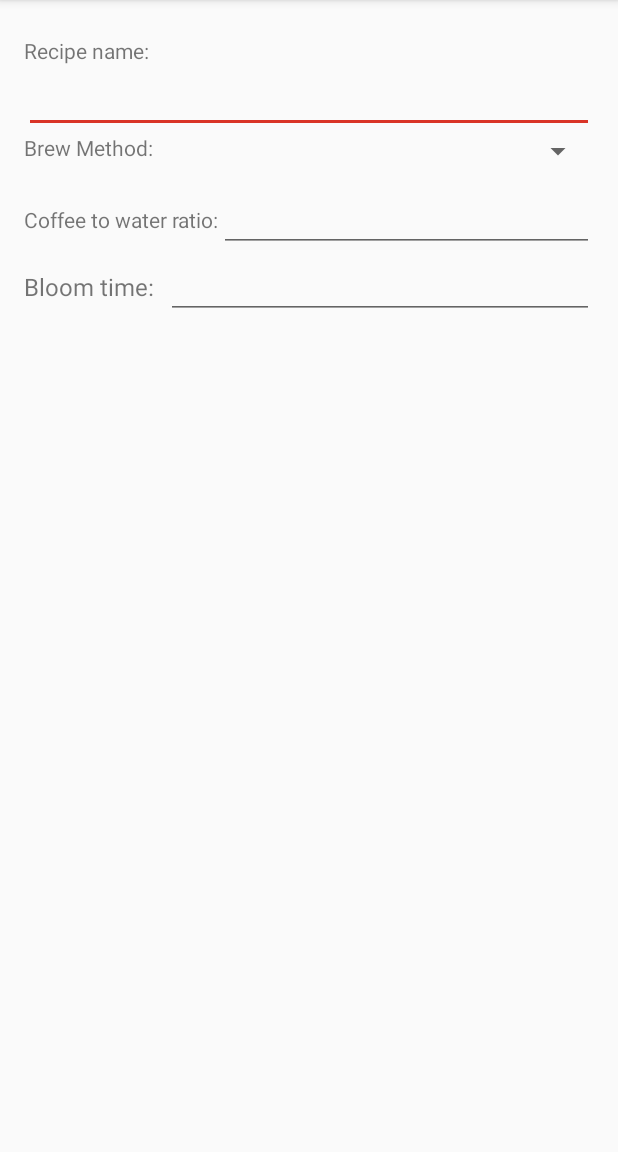
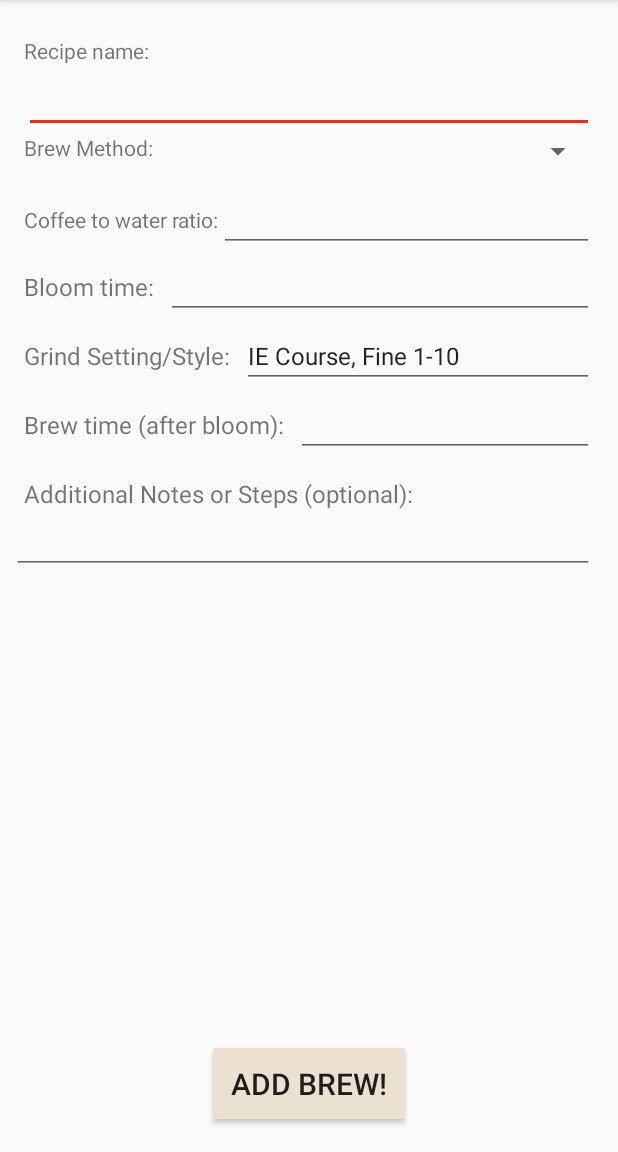
Before and after one commit to PeterEpsteen/CoffeeJournal, an Android app: the screen it shows after launch (AddBrew), after a tap on an icon or button, on a phone screen of 412 x 824 dp, the part 84-1236 px from its top. Run offline under Robolectric (Android 15) with nearby library versions, the phone set to English and light mode, and no system bars.

Commit message:
Still need to add brew

```diff
--- a/app/src/main/java/com/example/peter/coffeejournal/AddBrew.java
+++ b/app/src/main/java/com/example/peter/coffeejournal/AddBrew.java
@@ -2,12 +2,55 @@ package com.example.peter.coffeejournal;
 
 import android.support.v7.app.AppCompatActivity;
 import android.os.Bundle;
+import android.view.View;
+import android.widget.Button;
+import android.widget.EditText;
+import android.widget.Spinner;
 
-public class AddBrew extends AppCompatActivity {
+public class AddBrew extends AppCompatActivity implements View.OnClickListener {
+
+    BrewRecipe br;
+    String name, brewMethod, grind, notes;
+    int ratio, brewTime, bloomTime, icon;
+    DBOperator db;
 
     @Override
     protected void onCreate(Bundle savedInstanceState) {
+        //create brewRecipe
+        //Add to DB
+
         super.onCreate(savedInstanceState);
         setContentView(R.layout.activity_add_brew);
+
+        Button btn = findViewById(R.id.add_brew_button);
+        btn.setOnClickListener(this);
+    }
+
+    @Override
+    public void onClick(View v) {
+        EditText nameEdit = (EditText) findViewById(R.id.recipe_name_edit);
+        name = nameEdit.getText().toString();
+        Spinner brewMethodEdit = (Spinner) findViewById(R.id.brew_method_spinner);
+        //Get spinner Value
+        EditText grindEdit = (EditText) findViewById(R.id.grind_edit);
+        grind = grindEdit.getText().toString();
+        EditText notesEdit = (EditText) findViewById(R.id.notes_edit);
+        notes = notesEdit.getText().toString();
+        EditText ratioEdit = (EditText) findViewById(R.id.ratio_edit);
+        ratio =Integer.parseInt(ratioEdit.getText().toString());
+        EditText brewTimeEdit = (EditText) findViewById(R.id.brew_time_edit);
+        brewTime =Integer.parseInt(brewTimeEdit.getText().toString());
+        EditText bloomTimeEdit = (EditText) findViewById(R.id.bloom_time_edit);
+        bloomTime = Integer.parseInt(bloomTimeEdit.getText().toString());
+
+        br = new BrewRecipe(name, brewMethod, grind, notes, ratio, brewTime, bloomTime);
+        db = new DBOperator(this);
+        db.insert(br);
+
+
+
+
+        //TODO
+        // Keep getting info from settings, create a brew recipe then add to db
     }
 }
--- a/app/src/main/java/com/example/peter/coffeejournal/DBOperator.java
+++ b/app/src/main/java/com/example/peter/coffeejournal/DBOperator.java
@@ -41,11 +41,11 @@ public class DBOperator extends SQLiteOpenHelper {
 
 
 
-    private static final String CREATE_BREW_TABLE = "create table " + BREW_TABLE_NAME + " ( " + ID + " INTEGER PRIMARY KEY AUTOINCREMENT, " + NAME + " TEXT, " + BREW_METHOD + " TEXT, " +
+    private static final String CREATE_BREW_TABLE = "create table if not exists " + BREW_TABLE_NAME + " ( " + ID + " INTEGER PRIMARY KEY AUTOINCREMENT, " + NAME + " TEXT, " + BREW_METHOD + " TEXT, " +
             RATIO + " REAL, " + NOTES + " TEXT, " + GRIND + " TEXT, " + BLOOM_TIME + " INTEGER, " + BREW_TIME + " INTEGER, " + TEMP + " INTEGER)";
-    private static final String CREATE_ROAST_TABLE = "create table " + ROAST_TABLE_NAME + " ( " + ID + " INTEGER PRIMARY KEY AUTOINCREMENT, " + NAME + " TEXT, " + DATE + " TEXT)";
-    private static final String CREATE_BEANS_TABLE = "create table " + BEANS_TABLE_NAME + " ( " + NAME + " TEXT PRIMARY KEY, " + ID + " INTEGER, " + AMOUNT + " REAL, " + MEASUREMENT + " TEXT)";
-    private static final String CREATE_ROAST_STEPS_TABLE = "create table " + ROAST_STEPS_TABLE_NAME + " ( " + ID + " INTEGER PRIMARY KEY AUTOINCREMENT, " + STEP_NUMBER + " " +
+    private static final String CREATE_ROAST_TABLE = "create table if not exists " + ROAST_TABLE_NAME + " ( " + ID + " INTEGER PRIMARY KEY AUTOINCREMENT, " + NAME + " TEXT, " + DATE + " TEXT)";
+    private static final String CREATE_BEANS_TABLE = "create table if not exists " + BEANS_TABLE_NAME + " ( " + NAME + " TEXT PRIMARY KEY, " + ID + " INTEGER, " + AMOUNT + " REAL, " + MEASUREMENT + " TEXT)";
+    private static final String CREATE_ROAST_STEPS_TABLE = "create table if not exists " + ROAST_STEPS_TABLE_NAME + " ( " + ID + " INTEGER PRIMARY KEY AUTOINCREMENT, " + STEP_NUMBER + " " +
             "INTEGER, " + ROAST_ID + " INTEGER, " + TEMP + " INTEGER, " + NOTES + " TEXT)";
 
 
@@ -137,9 +137,20 @@ public class DBOperator extends SQLiteOpenHelper {
 
     /*TODO : make adding data functional*/
 
-    public boolean addData(String data) {
+    public long insert(BrewRecipe br) {
         SQLiteDatabase db = this.getWritableDatabase();
-        return false;
+        ContentValues cv = new ContentValues();
+        cv.put(NAME, br.getName());
+        cv.put(BREW_METHOD, br.getBrewMethod());
+        cv.put(RATIO, br.getRatio());
+        cv.put(NOTES, br.getNotes());
+        cv.put(GRIND, br.getGrind());
+        cv.put(BLOOM_TIME, br.getBloomTime());
+        cv.put(BREW_TIME, br.getBrewTime());
+        cv.put(TEMP, "200");  //NOT SURE
+        return db.insert(BREW_TABLE_NAME, null, cv);
+
+
     }
 
     public ArrayList<BrewRecipe> getBrewRecipes() {
--- a/app/src/main/res/layout/activity_add_brew.xml
+++ b/app/src/main/res/layout/activity_add_brew.xml
@@ -85,6 +85,88 @@
         android:layout_marginLeft="8dp"
         android:textSize="16dp"/>
 
+    <TextView
+        android:layout_width="wrap_content"
+        android:layout_height="wrap_content"
+        android:text="Grind Setting/Style:"
+        app:layout_constraintLeft_toLeftOf="parent"
+        app:layout_constraintTop_toBottomOf="@id/bloom_time_tv"
+        android:layout_marginTop="24dp"
+        android:layout_marginLeft="16dp"
+        android:id="@+id/grind_tv"
+        android:textSize="16sp"
+        />
+
+    <EditText
+        android:layout_width="0dp"
+        android:layout_height="wrap_content"
+        app:layout_constraintLeft_toRightOf="@+id/grind_tv"
+        app:layout_constraintBaseline_toBaselineOf="@+id/grind_tv"
+        android:id="@+id/grind_edit"
+        android:text="IE Course, Fine 1-10"
+        app:layout_constraintRight_toRightOf="parent"
+        android:layout_marginRight="16dp"
+        android:layout_marginLeft="8dp"
+        android:textSize="16dp"/>
+    <TextView
+        android:layout_width="wrap_content"
+        android:layout_height="wrap_content"
+        android:text="Brew time (after bloom):"
+        app:layout_constraintLeft_toLeftOf="parent"
+        app:layout_constraintTop_toBottomOf="@id/grind_tv"
+        android:layout_marginTop="24dp"
+        android:layout_marginLeft="16dp"
+        android:id="@+id/brew_time_tv"
+        android:textSize="16sp"
+        />
+
+    <EditText
+        android:layout_width="0dp"
+        android:layout_height="wrap_content"
+        app:layout_constraintLeft_toRightOf="@+id/brew_time_tv"
+        app:layout_constraintBaseline_toBaselineOf="@+id/brew_time_tv"
+        android:id="@+id/brew_time_edit"
+        app:layout_constraintRight_toRightOf="parent"
+        android:layout_marginRight="16dp"
+        android:layout_marginLeft="8dp"
+        android:textSize="16dp"/>
+    <TextView
+        android:layout_width="wrap_content"
+        android:layout_height="wrap_content"
+        android:text="Additional Notes or Steps (optional):"
+        app:layout_constraintLeft_toLeftOf="parent"
+        app:layout_constraintTop_toBottomOf="@id/brew_time_tv"
+        android:layout_marginTop="24dp"
+        android:layout_marginLeft="16dp"
+        android:id="@+id/notes_tv"
+        android:textSize="16sp"
+        />
+
+    <EditText
+        android:layout_width="0dp"
+        android:layout_height="wrap_content"
+        app:layout_constraintTop_toBottomOf="@id/notes_tv"
+        app:layout_constraintLeft_toLeftOf="parent"
+        android:id="@+id/notes_edit"
+        app:layout_constraintRight_toRightOf="parent"
+        android:layout_marginRight="16dp"
+        android:layout_marginLeft="8dp"
+        android:textSize="16dp"/>
+
+    <Button
+        android:layout_width="wrap_content"
+        android:layout_height="wrap_content"
+        android:id="@+id/add_brew_button"
+        android:text="Add Brew!"
+        app:layout_constraintBottom_toBottomOf="parent"
+        app:layout_constraintLeft_toLeftOf="parent"
+        app:layout_constraintRight_toRightOf="parent"
+        android:textSize="20dp"
+        android:layout_marginBottom="16dp"
+        android:backgroundTint="@color/colorBackground"
+        android:padding="16dp"
+        />
+
 <!-- TODO: MAKE THIS BETTER, find design closer to finished product and start with that -->
 
 </android.support.constraint.ConstraintLayout>
```
